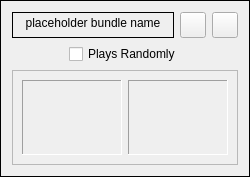
Above: src/forms/rootbundlecontrolwidget.ui from DistantJragon/Hotkey-Soundboard before the change. Below: the same form after it.
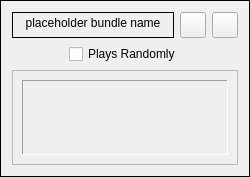
That is the form after the change. Icons and pictures are not drawn. Custom widgets are drawn as their Qt base class.

Commit message:
Hotkey Manager Dialog and hotkeys can do things now
Some leftover code from when delegates were being developed still
exists.
Kept b/c may use delegates later, but not likely

```diff
--- a/src/forms/rootbundlecontrolwidget.ui
+++ b/src/forms/rootbundlecontrolwidget.ui
@@ -232,28 +232,6 @@
         </property>
        </widget>
       </item>
-      <item>
-       <widget class="QFrame" name="hotkeyFrame">
-        <property name="sizePolicy">
-         <sizepolicy hsizetype="MinimumExpanding" vsizetype="Minimum">
-          <horstretch>0</horstretch>
-          <verstretch>0</verstretch>
-         </sizepolicy>
-        </property>
-        <property name="minimumSize">
-         <size>
-          <width>60</width>
-          <height>60</height>
-         </size>
-        </property>
-        <property name="frameShape">
-         <enum>QFrame::Shape::Panel</enum>
-        </property>
-        <property name="frameShadow">
-         <enum>QFrame::Shadow::Sunken</enum>
-        </property>
-       </widget>
-      </item>
      </layout>
     </widget>
    </item>
```
The commit also changes 35 other files.
